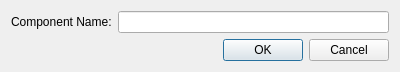
The window that Source/Tome/Features/Components/View/componentwindow.ui (npruehs/tome-editor) describes before a commit, drawn with Qt 5.
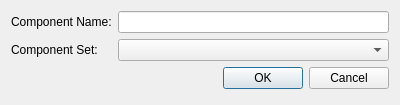
The same window after the commit.

Commit message: ADDED: Project - Adding records, fields, components and types to specific files.

What changed in the file:
```diff
--- a/Source/Tome/Features/Components/View/componentwindow.ui
+++ b/Source/Tome/Features/Components/View/componentwindow.ui
@@ -7,7 +7,7 @@
     <x>0</x>
     <y>0</y>
     <width>400</width>
-    <height>67</height>
+    <height>105</height>
    </rect>
   </property>
   <property name="windowTitle">
@@ -24,7 +24,17 @@
      </property>
     </widget>
    </item>
+   <item row="1" column="0">
+    <widget class="QLabel" name="labelComponentSet">
+     <property name="text">
+      <string>Component Set:</string>
+     </property>
+    </widget>
+   </item>
    <item row="1" column="1">
+    <widget class="QComboBox" name="comboBox"/>
+   </item>
+   <item row="2" column="1">
     <widget class="QDialogButtonBox" name="buttonBox">
      <property name="orientation">
       <enum>Qt::Horizontal</enum>
```
Left out of the diff: 2 changed lines with no effect on the pictures. The commit also changes 17 other files.
